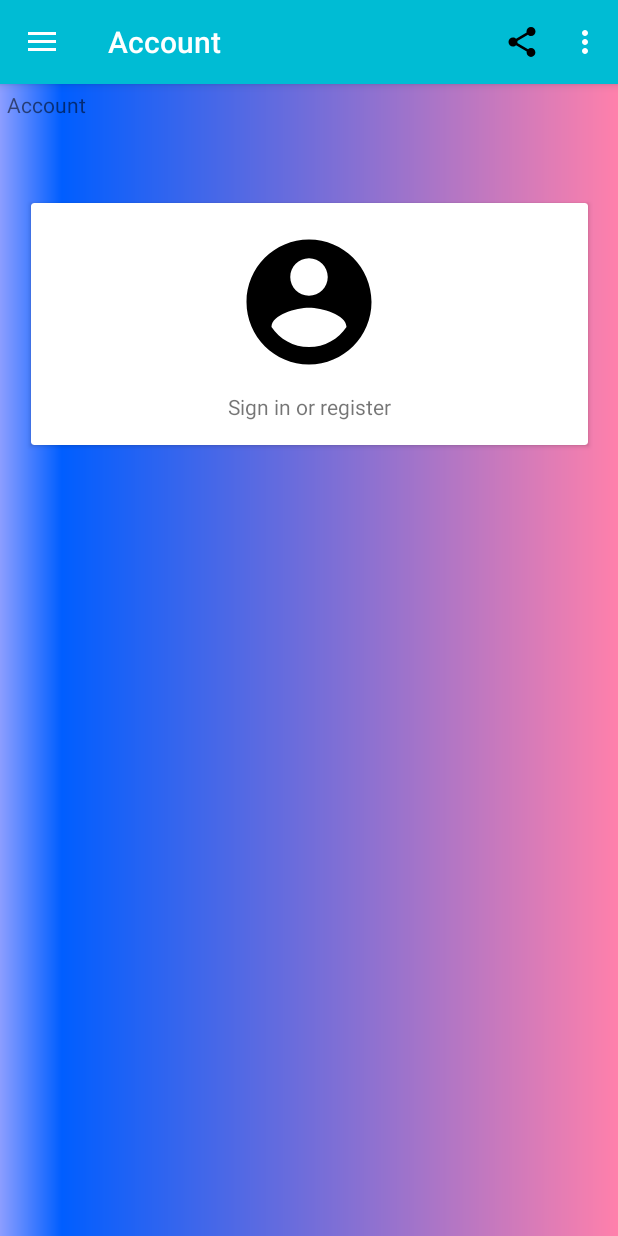
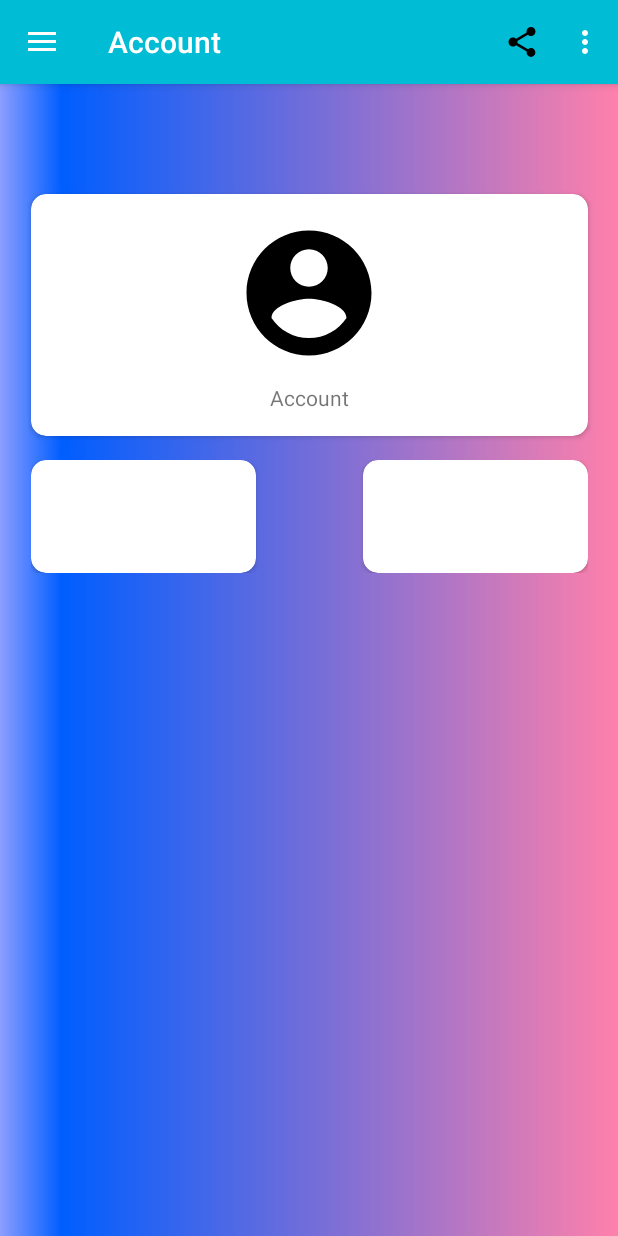
Before and after one commit to agusprayogi02/SMKCoding_Kanesa_Agus, an Android app: the screen it shows after launch once a user with an empty profile is signed in (MainActivity), in the side drawer, after a tap on "Account", on a phone screen of 412 x 824 dp. Run offline under Robolectric (Android 15) with nearby library versions, the phone set to English and light mode, and no system bars; our stand-ins replace Firebase (no records; nobody signed in at launch, a user with empty details on screens opened directly), navigation-ui.

Commit message:
commit14

```diff
--- a/Canteen/app/src/main/AndroidManifest.xml
+++ b/Canteen/app/src/main/AndroidManifest.xml
@@ -7,6 +7,9 @@
     <dist:module dist:instant="true" />
 
     <uses-permission android:name="android.permission.INTERNET" />
+    <uses-permission android:name="android.permission.READ_EXTERNAL_STORAGE" />
+    <uses-permission android:name="android.permission.WRITE_EXTERNAL_STORAGE" />
+    <uses-permission android:name="android.permission.CAMERA" />
 
     <application
         android:allowBackup="true"
--- a/Canteen/app/src/main/java/id/canteen/MainActivity.kt
+++ b/Canteen/app/src/main/java/id/canteen/MainActivity.kt
@@ -74,10 +74,10 @@ class MainActivity : AppCompatActivity() {
                 try {
                     val intent = Intent(Intent.ACTION_SEND)
                     intent.type = "text/plain"
-                    var uri: String = "ayo install Canteen School Now"
+                    val uri: String = "ayo install Canteen School Now"
+                    intent.putExtra(Intent.EXTRA_SUBJECT,"Share Here")
                     intent.putExtra(Intent.EXTRA_TEXT,uri)
-                    intent.`package` = "com.whatsapp"
-                    startActivity(intent)
+                    startActivity(Intent.createChooser(intent,"Sharing Option"))
                 }catch (exp: Exception){
                     Toast.makeText(applicationContext,"Whatsapp Tidak Terintall!!",Toast.LENGTH_LONG).show()
                 }
--- a/Canteen/app/src/main/java/id/canteen/ui/home/Home.kt
+++ b/Canteen/app/src/main/java/id/canteen/ui/home/Home.kt
@@ -1,19 +1,16 @@
 package id.canteen.ui.home
 
-import android.content.Context
 import android.content.Intent
 import android.os.Bundle
 import android.view.LayoutInflater
 import android.view.View
 import android.view.ViewGroup
-import android.widget.RelativeLayout
 import android.widget.TextView
 import androidx.fragment.app.Fragment
 import androidx.lifecycle.Observer
 import androidx.lifecycle.ViewModelProviders
 import id.canteen.MenuActivity
 import id.canteen.R
-import android.widget.ImageButton
 import kotlinx.android.synthetic.main.fragment_home.*
 
 
--- a/Canteen/app/src/main/java/id/canteen/ui/user/UserViewModel.kt
+++ b/Canteen/app/src/main/java/id/canteen/ui/user/UserViewModel.kt
@@ -7,7 +7,7 @@ import androidx.lifecycle.ViewModel
 class UserViewModel : ViewModel() {
 
     private val _text = MutableLiveData<String>().apply {
-        value = "Account"
+        value = ""
     }
     val text: LiveData<String> = _text
 
--- a/Canteen/app/src/main/res/layout/fragment_user.xml
+++ b/Canteen/app/src/main/res/layout/fragment_user.xml
@@ -1,8 +1,9 @@
 <?xml version="1.0" encoding="utf-8"?>
-<RelativeLayout xmlns:android="http://schemas.android.com/apk/res/android"
+<LinearLayout xmlns:android="http://schemas.android.com/apk/res/android"
     xmlns:app="http://schemas.android.com/apk/res-auto"
     android:layout_width="match_parent"
     android:background="@drawable/kotak"
+    android:orientation="vertical"
     android:layout_height="match_parent">
 
     <androidx.appcompat.widget.AppCompatTextView
@@ -11,10 +12,11 @@
         android:layout_height="wrap_content"/>
 
     <androidx.cardview.widget.CardView
+        app:cardCornerRadius="10dp"
         android:layout_width="match_parent"
         android:layout_height="wrap_content"
         android:background="@color/white"
-        android:layout_marginTop="75dp"
+        android:layout_marginTop="50dp"
         android:layout_marginHorizontal="@dimen/activity_horizontal_margin">
 
         <LinearLayout
@@ -23,7 +25,7 @@
             android:layout_height="match_parent"
             android:orientation="vertical">
 
-            <ImageView
+            <androidx.appcompat.widget.AppCompatImageView
                 android:id="@+id/account_image"
                 android:layout_width="100dp"
                 android:layout_height="100dp"
@@ -34,8 +36,26 @@
                 android:layout_marginTop="@dimen/margin"
                 android:layout_width="wrap_content"
                 android:layout_height="wrap_content"
-                android:text="@string/action_sign_in"
+                android:text="@string/menu_user"
                 android:layout_gravity="center"/>
         </LinearLayout>
     </androidx.cardview.widget.CardView>
-</RelativeLayout>
+    <RelativeLayout
+        android:layout_margin="@dimen/activity_horizontal_margin"
+        android:layout_width="match_parent"
+        android:layout_height="75dp">
+        <androidx.cardview.widget.CardView
+            android:layout_width="150dp"
+            app:cardCornerRadius="10dp"
+            android:layout_height="match_parent">
+
+        </androidx.cardview.widget.CardView>
+        <androidx.cardview.widget.CardView
+            android:layout_width="150dp"
+            app:cardCornerRadius="10dp"
+            android:layout_alignParentRight="true"
+            android:layout_height="match_parent">
+
+        </androidx.cardview.widget.CardView>
+    </RelativeLayout>
+</LinearLayout>
```
Also changed, not shown: Canteen/app/src/main/java/id/canteen/ui/user/UserFragment.kt (+54 -18 lines).
